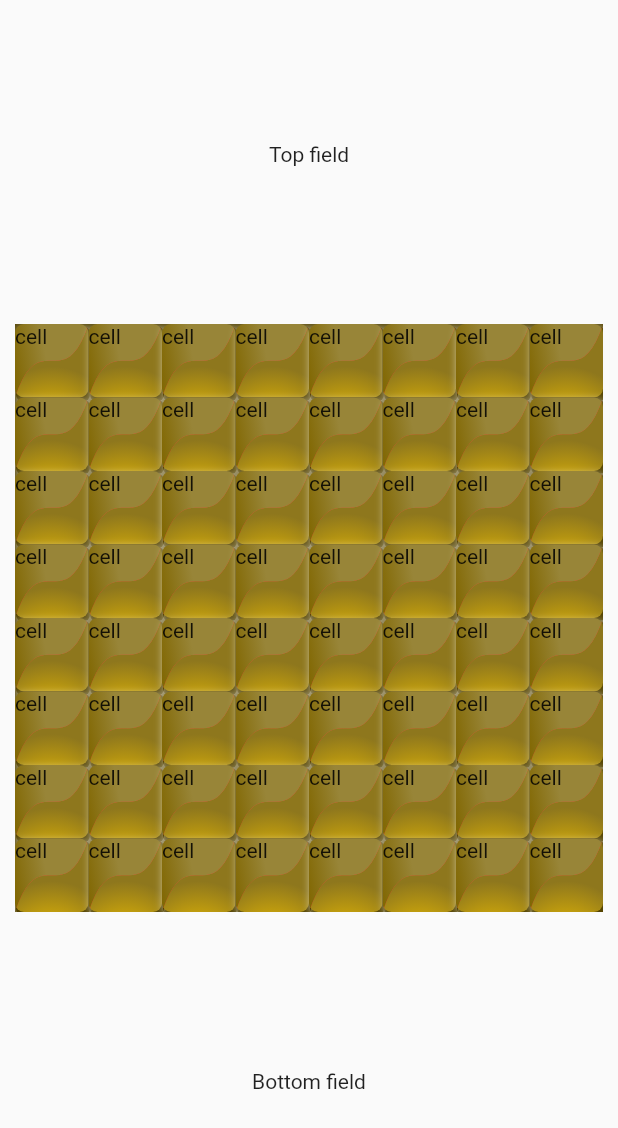
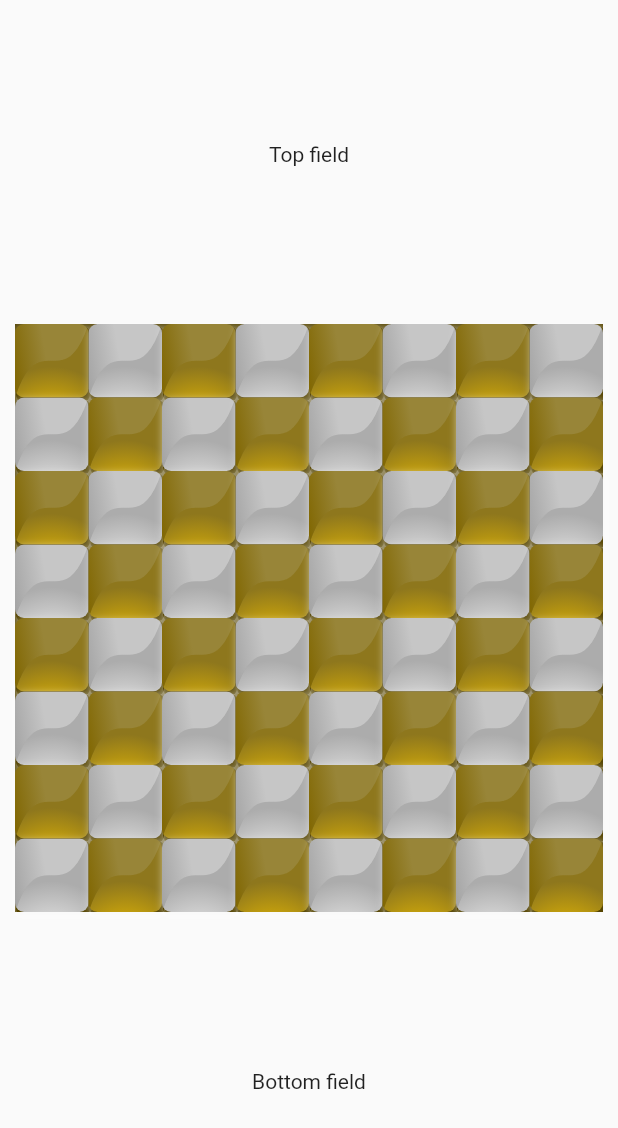
Before and after one commit to Anonymous747/chess_rps, a Flutter app: the screen it shows after launch, after a tap on "Normal Mode", on a phone screen of 412 x 824 dp. Shown: the top 1128 px of the screen. Run offline on Flutter 3.47's test engine with Material 2 defaults, Android fonts, the phone set to English and light mode, and no system bars.

Commit message:
Chess board with gradients

```diff
--- /dev/null
+++ b/lib/common/enum.dart
@@ -0,0 +1,4 @@
+enum Side {
+  light,
+  dark,
+}
--- a/lib/common/palette.dart
+++ b/lib/common/palette.dart
@@ -8,6 +8,7 @@ class Palette {
   static const yellow800 = Color(0xFF806600);
 
   static const white200 = Color(0xFFEEEEEE);
+  static const white300 = Color(0xFFC6C6C6);
   static const white400 = Color(0xFFACACAC);
   static const white500 = Color(0xFFA3A3A3);
   static const white600 = Color(0xFFA4A4A4);
--- a/lib/widget/cell_widget.dart
+++ b/lib/widget/cell_widget.dart
@@ -1,3 +1,4 @@
+import 'package:chess_rps/common/enum.dart';
 import 'package:chess_rps/widget/custom/custom_gradient.dart';
 import 'package:flutter/material.dart';
 
@@ -26,8 +27,7 @@ class CellWidget extends StatelessWidget {
       child: ClipRRect(
         borderRadius: BorderRadius.circular(6),
         child: CustomPaint(
-          painter: CustomGradient(),
-          child: Text('cell'),
+          painter: CustomGradient(cellSide: isEven ? Side.light : Side.dark),
         ),
       ),
     );
--- a/lib/widget/custom/custom_gradient.dart
+++ b/lib/widget/custom/custom_gradient.dart
@@ -1,20 +1,42 @@
 import 'dart:math' as math;
 
+import 'package:chess_rps/common/enum.dart';
 import 'package:chess_rps/common/palette.dart';
 import 'package:flutter/material.dart';
 
+const _darkPalette = [
+  Palette.yellow200,
+  Palette.yellow300,
+  Palette.yellow400,
+  Palette.yellow500,
+  Palette.yellow800
+];
+
+const _lightPalette = [
+  Palette.white200,
+  Palette.white300,
+  Palette.white400,
+  Palette.white500,
+  Palette.white600
+];
+
 class CustomGradient extends CustomPainter {
+  final Side cellSide;
+
+  const CustomGradient({required this.cellSide});
+
   @override
   void paint(Canvas canvas, Size size) {
+    final palette = cellSide == Side.light ? _lightPalette : _darkPalette;
+
     final side = size.width;
-    final path = Path();
 
-    path.moveTo(0, side);
+    final path = Path()..moveTo(0, side);
 
     final paint = Paint()
       ..strokeWidth = 1
       ..style = PaintingStyle.stroke
-      ..color = Colors.red;
+      ..color = palette[2];
 
     for (double i = -1; i <= 1; i += 0.1) {
       final x = (i + 1) / 2 * side;
@@ -26,7 +48,7 @@ class CustomGradient extends CustomPainter {
     canvas.drawPath(path, paint);
 
     final radialGradient = RadialGradient(
-      colors: const [Palette.yellow200, Palette.yellow400],
+      colors: [palette[0], palette[2]],
       radius: side / 8,
       center: Alignment.bottomCenter,
       stops: const [0.1, 0.9],
@@ -45,11 +67,11 @@ class CustomGradient extends CustomPainter {
 
     canvas.drawPath(bottomPath, bottomPaint);
 
-    const topGradient = LinearGradient(
-      colors: [Palette.yellow500, Palette.yellow300],
+    final topGradient = LinearGradient(
+      colors: [palette[3], palette[1]],
       begin: Alignment.bottomLeft,
       end: Alignment.topRight,
-      stops: [0.5, 1],
+      stops: const [0.5, 1],
     );
 
     final topPath = Path()
@@ -57,7 +79,7 @@ class CustomGradient extends CustomPainter {
       ..lineTo(0, 0);
 
     final topPaint = Paint()
-      ..color = Palette.yellow400
+      ..color = palette[3]
       ..shader = topGradient.createShader(
         Rect.fromCenter(
           center: Offset(0, side),
```
